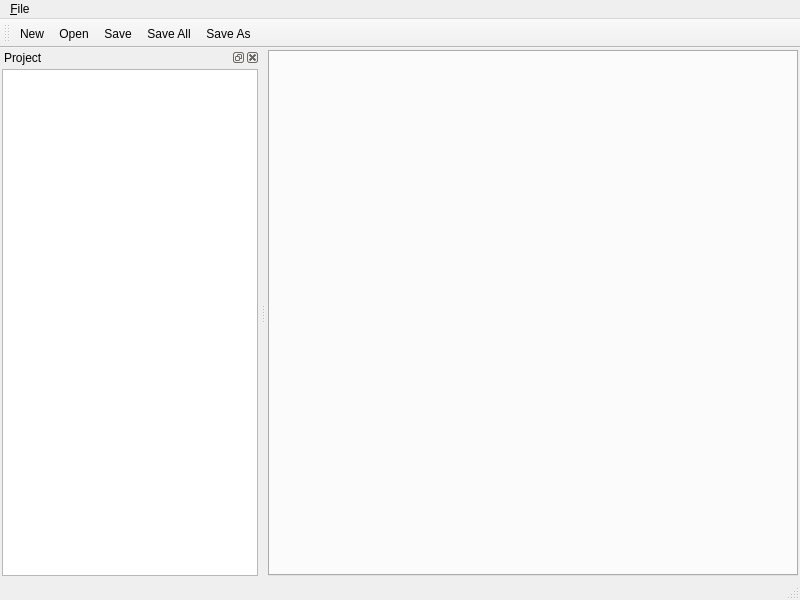
Old version of the form CDTStudio/mainwindow.ui in the repository chenguanzhou/CDTStudio.
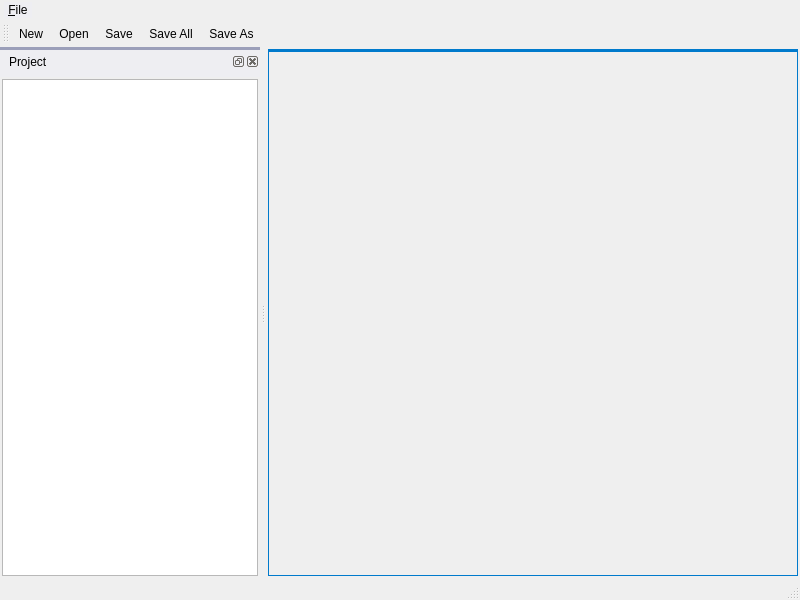
New version of the form. Icons and pictures are not drawn. Custom widgets are drawn as their Qt base class.

```diff
--- a/CDTStudio/mainwindow.ui
+++ b/CDTStudio/mainwindow.ui
@@ -13,6 +13,92 @@
   <property name="windowTitle">
    <string>CDTStudio</string>
   </property>
+  <property name="styleSheet">
+   <string notr="true">QMainWondow{
+	background-color: #EEEEF2;	
+}
+QMenuBar{
+	border-color: #EEEEF2;	
+	padding: 2px;
+	spacing: 2px;
+}
+QMenuBar::item {	
+	background: #EEEEF2;	
+	spacing: 3px; /* spacing between menu bar items */
+    padding: 1px 4px;     
+}
+QMenuBar::item:selected { /* when selected using mouse or keyboard */
+	background-color: rgb(201, 222, 245);
+	border-top:1px solid #CCCEDB;
+	border-left:1px solid #CCCEDB;
+	border-right:1px solid #CCCEDB;
+ }
+QMenuBar::item:pressed {
+     background: #F6F6F6;
+ }
+QMenu{
+	background: #F6F6F6;
+	padding: 2px;
+	border-bottom:1px solid #CCCEDB;
+	border-left:1px solid #CCCEDB;
+	border-right:1px solid #CCCEDB;
+}
+QMenu::item:selected { /* when selected using mouse or keyboard */    
+	color: rgb(0, 0, 0);
+	background-color: rgb(201, 222, 245);
+ }
+QMenu::item:pressed {
+     background: #F6F6F6;
+ }
+QToolBar{
+	border-color: #EEEEF2;
+	spacing: 2px;
+	padding: 3px;
+}
+
+QToolButton:hover {
+	border:none;
+	background: rgb(201, 222, 245);
+}
+
+QToolButton:pressed {
+    background: #FFFFFF;
+}
+
+QDockWidget::title{
+	border-top: 3px solid #9B9FB9;
+	background-color:#EEEEF2;
+	padding: 5px;
+}
+QDockWidget {		
+    titlebar-close-icon: url(:/Icon/Remove.png);
+    titlebar-normal-icon: url(:/Icon/Maximize.png);
+	background:#EEEEF2;
+	border: 1px solid #ff0000;
+}
+QDockWidget::close-button:hover, QDockWidget::float-button:hover {
+     background: #F7F7F9;
+}
+QTabBar::tab {
+	color: #000000;
+	background: #FFFFFF;
+}
+
+QTabBar::tab:selected{
+	color: #FFFFFF;
+	background: #007ACC;
+}
+
+QTabBar::tab:hover{	
+	color: #FFFFFF;
+     background: #1C97EA;
+ }
+
+QTabWidget::pane {
+	border:1px solid #007ACC;
+    border-top-width:3px ;
+}</string>
+  </property>
   <widget class="QWidget" name="centralWidget">
    <layout class="QVBoxLayout" name="verticalLayout_2">
     <property name="leftMargin">
@@ -45,7 +131,7 @@
      <x>0</x>
      <y>0</y>
      <width>800</width>
-     <height>23</height>
+     <height>24</height>
     </rect>
    </property>
    <widget class="QMenu" name="menu_File">
@@ -75,6 +161,12 @@
    <property name="windowTitle">
     <string>Normal</string>
    </property>
+   <property name="movable">
+    <bool>true</bool>
+   </property>
+   <property name="allowedAreas">
+    <set>Qt::TopToolBarArea</set>
+   </property>
    <property name="iconSize">
     <size>
      <width>16</width>
@@ -136,10 +228,10 @@
         <bool>true</bool>
        </property>
        <property name="headerHidden">
-        <bool>false</bool>
+        <bool>true</bool>
        </property>
        <attribute name="headerVisible">
-        <bool>true</bool>
+        <bool>false</bool>
        </attribute>
       </widget>
      </item>
```
Left out of the diff: 6 changed lines with no effect on the pictures.
